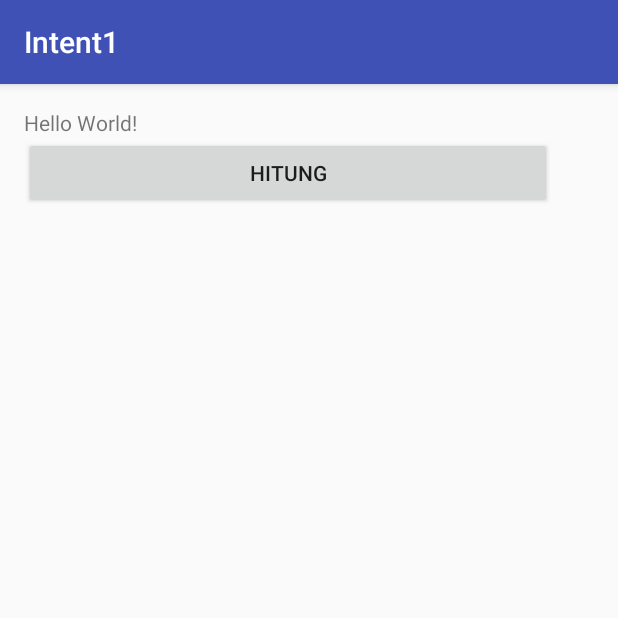
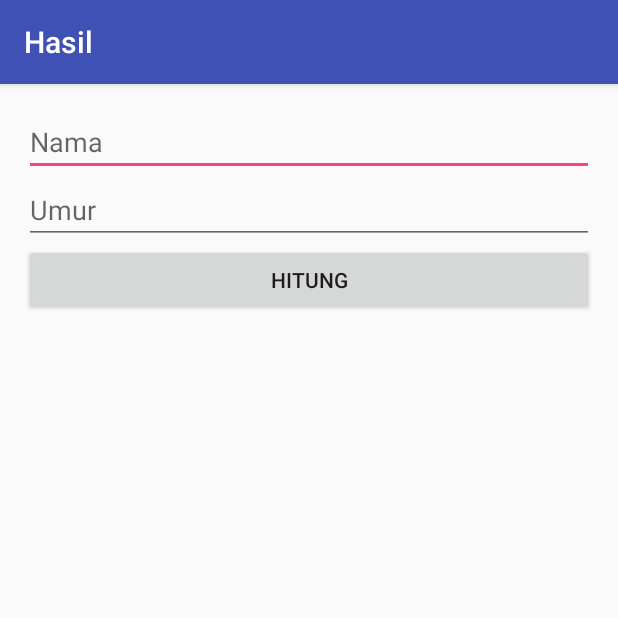
Before and after one commit to Ramadhangga/Intent1, an Android app: the screen it shows after launch (MainActivity), on a phone screen of 412 x 824 dp, the top half of it. Run offline under Robolectric (Android 15) with nearby library versions, the phone set to English and light mode, and no system bars.

Commit message:
startActivity Part2

```diff
--- a/app/src/main/java/id/sch/smktelkom_mlg/learn/intent1/MainActivity.java
+++ b/app/src/main/java/id/sch/smktelkom_mlg/learn/intent1/MainActivity.java
@@ -4,19 +4,41 @@ import android.content.Intent;
 import android.os.Bundle;
 import android.support.v7.app.AppCompatActivity;
 import android.view.View;
+import android.widget.EditText;
 
 public class MainActivity extends AppCompatActivity {
+    public static final String NAMA = "Nama";
+    public static final String UMUR = "Umur";
+    EditText etNama;
+    EditText etUmur;
 
     @Override
     protected void onCreate(Bundle savedInstanceState) {
         super.onCreate(savedInstanceState);
         setContentView(R.layout.activity_main);
 
+        etNama = (EditText) findViewById(R.id.editTextNama);
+        etUmur = (EditText) findViewById(R.id.editTextUmur);
+        setTitle("Hasil");
+
         findViewById(R.id.buttonHitung).setOnClickListener(new View.OnClickListener() {
             @Override
             public void onClick(View v) {
-                startActivity(new Intent(MainActivity.this, HasilActivity.class));
+                goHasil();
             }
         });
     }
+
+    private void goHasil() {
+        String nama = etNama.getText().toString();
+        String umurStr = etUmur.getText().toString();
+
+        int umur = umurStr.isEmpty() ? 0 : Integer.parseInt(umurStr);
+
+        Intent intent = new Intent(MainActivity.this, HasilActivity.class);
+        intent.putExtra(NAMA, nama);
+        intent.putExtra(UMUR, umur);
+
+        startActivity(intent);
+    }
 }
--- a/app/src/main/res/layout/activity_main.xml
+++ b/app/src/main/res/layout/activity_main.xml
@@ -10,15 +10,26 @@
     android:paddingTop="@dimen/activity_vertical_margin"
     tools:context="id.sch.smktelkom_mlg.learn.intent1.MainActivity">
 
-    <TextView
-        android:id="@+id/Hitung"
-        android:layout_width="wrap_content"
+    <EditText
+        android:id="@+id/editTextNama"
+        android:layout_width="match_parent"
         android:layout_height="wrap_content"
-        android:text="Hello World!" />
+        android:ems="10"
+        android:hint="Nama"
+        android:inputType="textPersonName" />
+
+    <EditText
+        android:id="@+id/editTextUmur"
+        android:layout_width="match_parent"
+        android:layout_height="wrap_content"
+        android:ems="10"
+        android:hint="Umur"
+        android:inputType="numberSigned" />
 
     <Button
         android:id="@+id/buttonHitung"
-        android:layout_width="352dp"
+        android:layout_width="match_parent"
         android:layout_height="wrap_content"
         android:text="HITUNG" />
+
 </LinearLayout>
```
Also changed, not shown: app/src/main/java/id/sch/smktelkom_mlg/learn/intent1/HasilActivity.java (+13 -0 lines), app/src/main/res/layout/activity_hasil.xml (+7 -0 lines).
